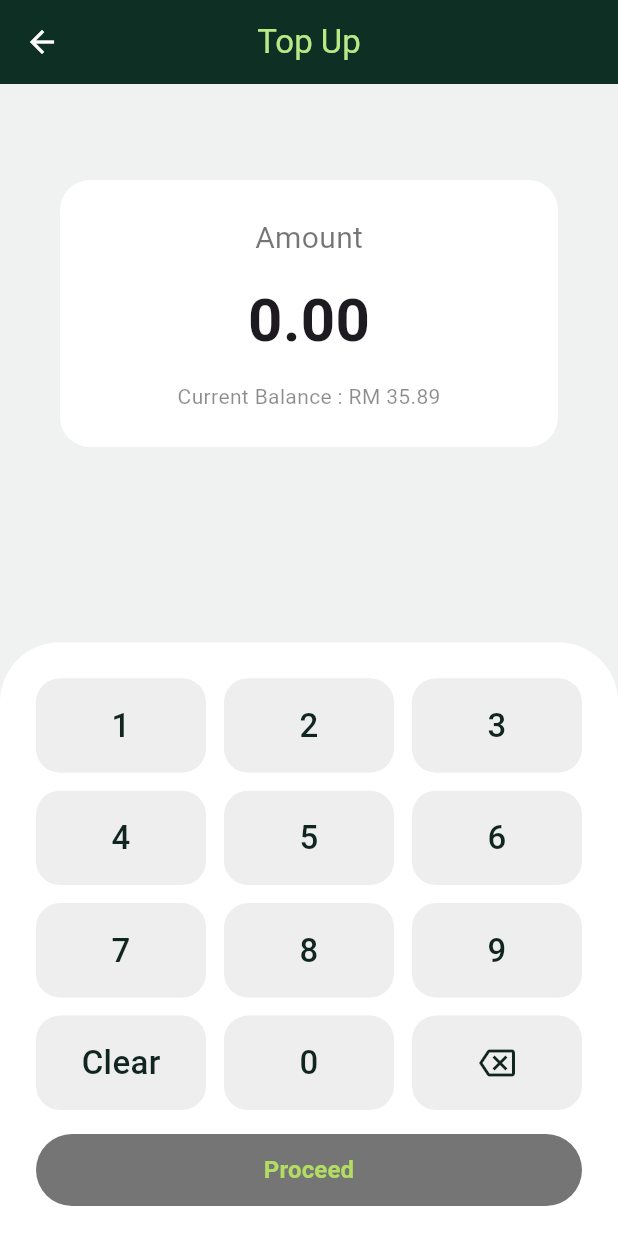
After one commit to KOWJ0810/nex_pay_app, a Flutter app: the DashboardPage screen opened directly, after a tap on "Top Up", on a phone screen of 412 x 824 dp. The commit adds this screen. Run offline on Flutter 3.47's test engine with Material 3 defaults, Android fonts, the phone set to English and light mode, and no system bars; our stand-ins replace firebase_core, firebase_storage, image_picker, shared_preferences; missing offline and left inert: flutter_stripe, google_mlkit_text_recognition; accounts and stored records are empty.

Commit message:
feat(lkw): Top Up Page

```diff
--- a/lib/features/dashboard/dashboard_page.dart
+++ b/lib/features/dashboard/dashboard_page.dart
@@ -1,7 +1,9 @@
 import 'package:flutter/material.dart';
+import 'package:nex_pay_app/features/topup/top_up_page.dart';
 import '../../core/constants/colors.dart';
 
 class DashboardPage extends StatelessWidget {
+  final int userId = 152;
   final String userName = 'Kenneph';
   final double balance = 1234.56;
 
@@ -77,7 +79,13 @@ class DashboardPage extends StatelessWidget {
                   _buildAction(Icons.send, 'Send'),
                   _buildAction(Icons.qr_code_scanner, 'Scan'),
                   _buildAction(Icons.request_page, 'Request'),
-                  _buildAction(Icons.wallet, 'Top Up'),
+                  _buildAction(Icons.wallet, 'Top Up', onPressed:(){
+                    Navigator.push(
+                        context,
+                        MaterialPageRoute(builder: (context) => TopUpPage())
+                    );
+                  }
+                  )
                 ],
               ),
 
@@ -105,8 +113,10 @@ class DashboardPage extends StatelessWidget {
     );
   }
 
-  Widget _buildAction(IconData icon, String label) {
-    return Column(
+  Widget _buildAction(IconData icon, String label, {VoidCallback? onPressed}) {
+      return GestureDetector(
+      onTap: onPressed,
+      child: Column(
         children: [
           CircleAvatar(
             radius: 28,
@@ -116,6 +126,7 @@ class DashboardPage extends StatelessWidget {
           SizedBox(height: 6),
           Text(label, style: TextStyle(fontSize: 14)),
         ],
+      ),
     );
   }
 
--- /dev/null
+++ b/lib/features/topup/top_up_page.dart
@@ -0,0 +1,179 @@
+import 'package:flutter/material.dart';
+import '../../widgets/custom_pin_keyboard.dart';
+import 'top_up_success_page.dart';
+import 'package:flutter_stripe/flutter_stripe.dart';
+import 'package:http/http.dart' as http;
+import 'dart:convert';
+import '../../core/constants/api_config.dart';
+
+class TopUpPage extends StatefulWidget {
+  const TopUpPage({super.key});
+
+  @override
+  State<TopUpPage> createState() => _TopUpPageState();
+}
+
+class _TopUpPageState extends State<TopUpPage> {
+  String _amount = '';
+  String _rawInput = '';
+  double balance = 35.89;
+
+  void _onKeyTap(String value) {
+    setState(() {
+      if (_rawInput.length < 6 && RegExp(r'\d').hasMatch(value)) {
+        _rawInput += value;
+        double parsed = double.parse(_rawInput) / 100;
+        _amount = parsed.toStringAsFixed(2);
+      }
+    });
+  }
+
+  void _onBackspace() {
+    if (_rawInput.isNotEmpty) {
+      setState(() {
+        _rawInput = _rawInput.substring(0, _rawInput.length - 1);
+        double parsed = _rawInput.isEmpty ? 0.0 : double.parse(_rawInput) / 100;
+        _amount = parsed.toStringAsFixed(2);
+      });
+    }
+  }
+
+  void _onClear() {
+    setState(() {
+      _rawInput = '';
+      _amount = '';
+    });
+  }
+
+  void _onProceed() async {
+  if (_amount.isEmpty) return;
+
+  final amountInCents = (double.parse(_amount) * 100).round();
+
+  try {
+    // 1. Call your backend to create PaymentIntent
+    final response = await http.post(
+      Uri.parse('${ApiConfig.baseUrl}/topUp/init'),
+      headers: {'Content-Type': 'application/json'},
+      body: jsonEncode({'amountInSen': amountInCents, 'currency': 'myr', 'userId': 152}),
+    );
+    debugPrint("RAW RESPONSE: ${response.body}");
+
+    print("Backend response raw: ${response.body}");
+
+
+    final json = jsonDecode(response.body);
+    debugPrint("DECODED JSON: $json");
+    debugPrint("clientSecret key exists? ${json.containsKey('clientSecret')}");
+    debugPrint("paymentIntentClientSecret key exists? ${json.containsKey('paymentIntentClientSecret')}");
+
+    final clientSecret = json['clientSecret'] ?? json['client_secret'];
+    final paymentIntentId = json['paymentIntentId'] ?? json['payment_intent_id'];
+
+    // 2. Present payment sheet
+    await Stripe.instance.initPaymentSheet(
+      paymentSheetParameters: SetupPaymentSheetParameters(
+        paymentIntentClientSecret: clientSecret,
+        merchantDisplayName: 'NexPay',
+        style: ThemeMode.light,
+      ),
+    );
+
+    await Stripe.instance.presentPaymentSheet();
+
+
+
+    // 3. Navigate to success screen
+    Navigator.push(
+      context,
+      MaterialPageRoute(
+        builder: (context) => TopUpSuccessPage(
+          amount: _amount,
+          paymentIntentId: paymentIntentId,
+        ),
+      ),
+    );
+  } catch (e) {
+    print('Stripe error: $e');
+    ScaffoldMessenger.of(context).showSnackBar(
+      SnackBar(content: Text('Payment failed: ${e.toString()}')),
+    );
+  }
+}
+
+  @override
+  Widget build(BuildContext context) {
+    return Scaffold(
+      backgroundColor: const Color(0xFFEFF2F1),
+      appBar: AppBar(
+        backgroundColor: const Color(0xFF0E2F24),
+        elevation: 0,
+        title: const Text('Top Up', style: TextStyle(color: Color(0xFFB8E986))),
+        centerTitle: true,
+        leading: IconButton(
+          icon: const Icon(Icons.arrow_back, color: Colors.white),
+          onPressed: () => Navigator.pop(context),
+        ),
+      ),
+      body: Stack(
+        children: [
+          SingleChildScrollView(
+            physics: BouncingScrollPhysics(),
+            padding: const EdgeInsets.all(24.0),
+            child: Column(
+              crossAxisAlignment: CrossAxisAlignment.center,
+              children: [
+                const SizedBox(height: 40),
+                Center(
+                  child: Container(
+                    width: double.infinity,
+                    margin: const EdgeInsets.symmetric(horizontal: 16),
+                    padding: const EdgeInsets.all(24),
+                    decoration: BoxDecoration(
+                      color: Colors.white,
+                      borderRadius: BorderRadius.circular(20),
+                    ),
+                    child: Column(
+                      children: [
+                        const Text(
+                          'Amount',
+                          style: TextStyle(fontSize: 20, color: Colors.black54),
+                        ),
+                        const SizedBox(height: 12),
+                        Text(
+                          _amount.isEmpty ? '0.00' : _amount,
+                          style: const TextStyle(
+                            fontSize: 40,
+                            fontWeight: FontWeight.bold,
+                          ),
+                        ),
+                        const SizedBox(height: 12),
+                        Text(
+                          'Current Balance : RM ${balance.toStringAsFixed(2)}',
+                          style: const TextStyle(fontSize: 14, color: Colors.black45),
+                        ),
+                      ],
+                    ),
+                  ),
+                ),
+                const SizedBox(height: 150), // Space for keyboard
+              ],
+            ),
+          ),
+          Align(
+            alignment: Alignment.bottomCenter,
+
+              child: CustomPinKeyboard(
+                onKeyTap: _onKeyTap,
+                onBackspace: _onBackspace,
+                onClear: _onClear,
+                isEnabled: _amount.isNotEmpty,
+                onProceed: _onProceed,
+              ),
+
+          ),
+        ],
+      ),
+    );
+  }
+}
--- a/lib/main.dart
+++ b/lib/main.dart
@@ -4,12 +4,14 @@ import 'package:firebase_core/firebase_core.dart'; // Add this
 import 'features/onboarding/welcome_page.dart';
 import 'features/dashboard/dashboard_page.dart';
 import 'firebase_options.dart';
+import 'package:flutter_stripe/flutter_stripe.dart';
 
 void main() async {
   WidgetsFlutterBinding.ensureInitialized(); // Required before Firebase.init
   await Firebase.initializeApp(
     options: DefaultFirebaseOptions.currentPlatform,
   );// Firebase initialization
+  Stripe.publishableKey = 'pk_test_51RsIOV2zHCnMrgzi3rmJo62TK9ZWWTTLOMu77vKhzBb6YMXYKxOtcAkTq8BdzyizNxI3yVWRr4uwMmHHr9l42Xeo00xejQkbbd';
   runApp(NexPayApp());
 }
 
--- a/pubspec.yaml
+++ b/pubspec.yaml
@@ -41,6 +41,7 @@ dependencies:
   camera: ^0.11.2
   firebase_core: ^3.15.1
   firebase_storage: ^12.4.9
+  flutter_stripe: ^11.5.0
 
 
 
```
Also changed, not shown: lib/features/topup/top_up_success_page.dart (added, +109 -0 lines). Lines whose indentation alone changed are shown as unchanged.
